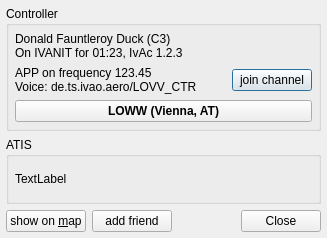
Above: src/ControllerDetails.ui from qutescoop/qutescoop before the change. Below: the same form after it.
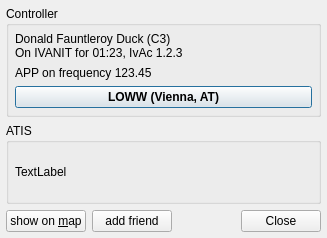
That is the form after the change. Icons and pictures are not drawn.

Commit message: [!!][TASK] remove all things legacy voice

What changed in the file:
```diff
--- a/src/ControllerDetails.ui
+++ b/src/ControllerDetails.ui
@@ -46,31 +46,7 @@
         <item>
          <widget class="QLabel" name="lblStationInformatoin">
           <property name="text">
-           <string>APP on frequency 123.45
-Voice: de.ts.ivao.aero/LOVV_CTR</string>
-          </property>
-         </widget>
-        </item>
-        <item>
-         <spacer>
-          <property name="orientation">
-           <enum>Qt::Horizontal</enum>
-          </property>
-          <property name="sizeHint" stdset="0">
-           <size>
-            <width>40</width>
-            <height>20</height>
-           </size>
-          </property>
-         </spacer>
-        </item>
-        <item>
-         <widget class="QPushButton" name="btnJoinChannel">
-          <property name="text">
-           <string>join channel</string>
-          </property>
-          <property name="flat">
-           <bool>false</bool>
+           <string>APP on frequency 123.45</string>
           </property>
          </widget>
         </item>
@@ -80,7 +56,6 @@
        <widget class="QPushButton" name="pbAirportDetails">
         <property name="font">
          <font>
-          <weight>75</weight>
           <bold>true</bold>
          </font>
         </property>
```
Left out of the diff: 6 changed lines with no effect on the pictures. The commit also changes 16 other files.
